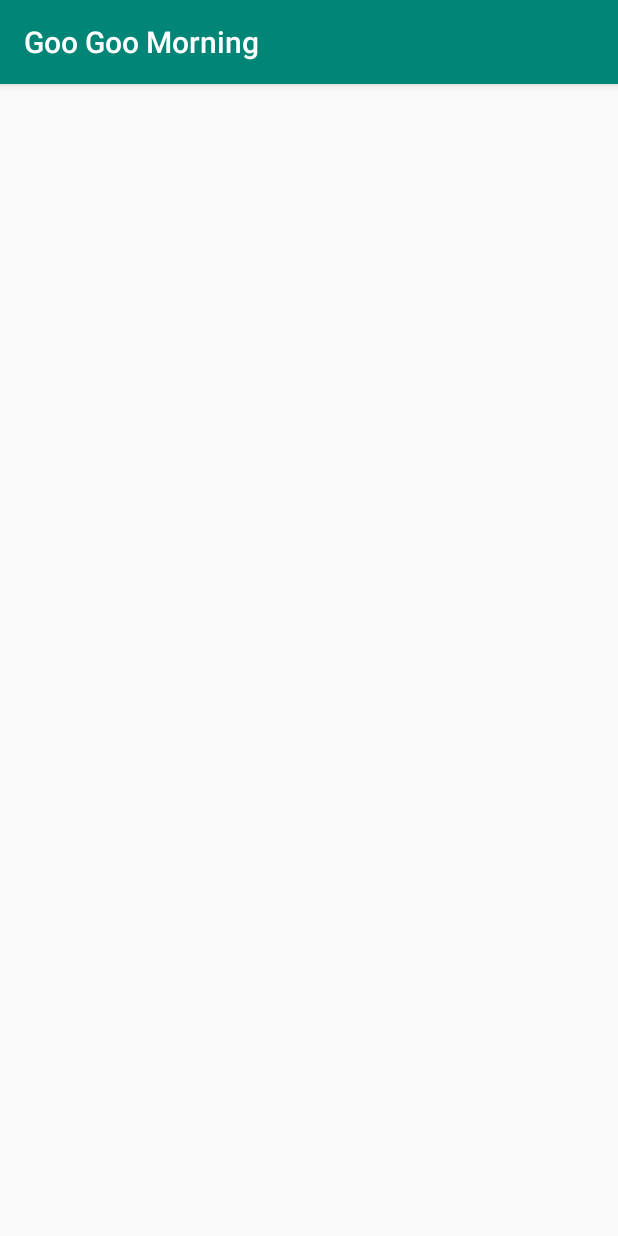
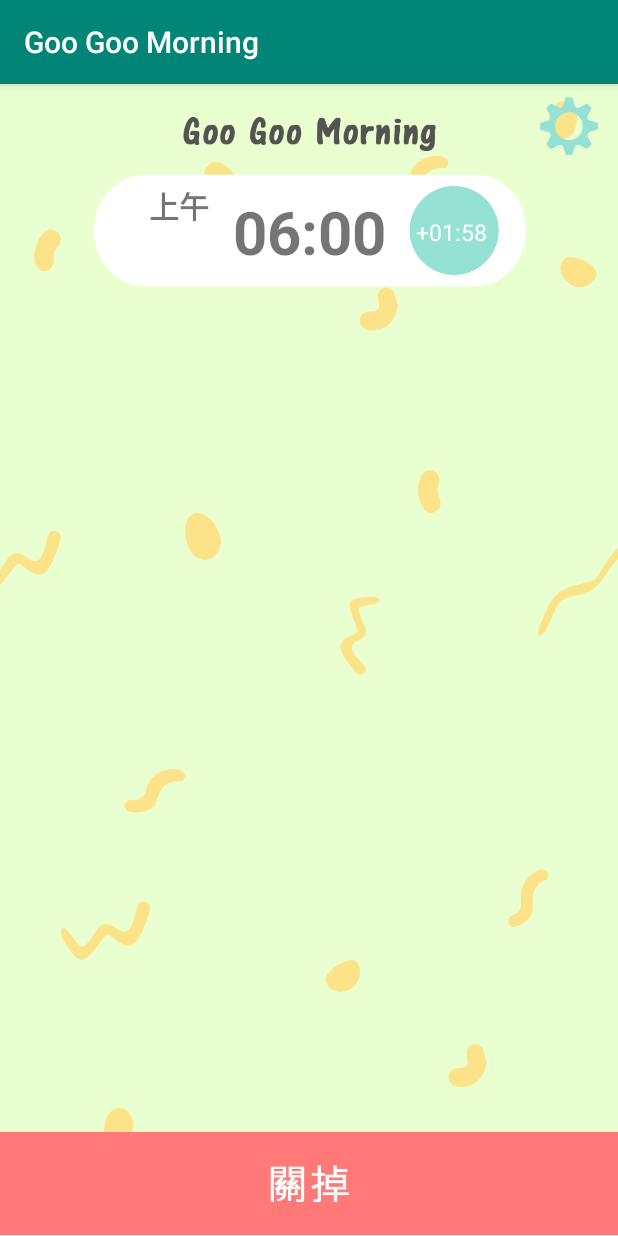
Before and after one commit to Pi-Hsin/Goo_Goo_Morning, an Android app: the ShakeActivity screen opened directly, with no data from a screen before it, on a phone screen of 412 x 824 dp. Run offline under Robolectric (Android 15) with nearby library versions, the light colour scheme and no system bars.

Commit message:
Update activity_shake.xml

```diff
--- a/Goo_Goo_Mornind/app/src/main/res/layout/activity_shake.xml
+++ b/Goo_Goo_Mornind/app/src/main/res/layout/activity_shake.xml
@@ -4,6 +4,104 @@
     xmlns:tools="http://schemas.android.com/tools"
     android:layout_width="match_parent"
     android:layout_height="match_parent"
+    android:background="@drawable/ggmbg"
     tools:context=".ShakeActivity">
 
+
+    <ImageView
+        android:id="@+id/imageView_appName"
+        android:layout_width="180dp"
+        android:layout_height="50dp"
+        android:layout_marginLeft="8dp"
+        android:layout_marginTop="8dp"
+        android:layout_marginRight="8dp"
+        app:layout_constraintEnd_toEndOf="parent"
+        app:layout_constraintStart_toStartOf="parent"
+        app:layout_constraintTop_toTopOf="parent"
+        app:srcCompat="@drawable/ggmname" />
+
+    <ImageView
+        android:id="@+id/imageView_setting"
+        android:layout_width="40dp"
+        android:layout_height="40dp"
+        android:layout_marginLeft="8dp"
+        android:layout_marginTop="8dp"
+        android:layout_marginRight="8dp"
+        app:layout_constraintEnd_toEndOf="parent"
+        app:layout_constraintHorizontal_bias="0.925"
+        app:layout_constraintStart_toEndOf="@+id/imageView_appName"
+        app:layout_constraintTop_toTopOf="parent"
+        app:srcCompat="@drawable/introset" />
+
+    <ImageView
+        android:id="@+id/imageView_clockBackground"
+        android:layout_width="350dp"
+        android:layout_height="80dp"
+        android:layout_marginStart="8dp"
+        android:layout_marginLeft="8dp"
+        android:layout_marginEnd="8dp"
+        android:layout_marginRight="8dp"
+        app:layout_constraintEnd_toEndOf="parent"
+        app:layout_constraintStart_toStartOf="parent"
+        app:layout_constraintTop_toBottomOf="@+id/imageView_appName"
+        app:srcCompat="@drawable/alarmbg" />
+
+    <TextView
+        android:id="@+id/textView_morningOrAfternoon"
+        android:layout_width="wrap_content"
+        android:layout_height="wrap_content"
+        android:layout_marginStart="60dp"
+        android:layout_marginLeft="60dp"
+        android:layout_marginTop="8dp"
+        android:layout_marginEnd="8dp"
+        android:layout_marginRight="8dp"
+        android:text="上午"
+        android:textSize="20sp"
+        android:textStyle="bold"
+        app:layout_constraintEnd_toStartOf="@+id/textView_alarmTime"
+        app:layout_constraintStart_toStartOf="@+id/imageView_clockBackground"
+        app:layout_constraintTop_toTopOf="@+id/imageView_clockBackground" />
+
+    <TextView
+        android:id="@+id/textView_alarmTime"
+        android:layout_width="wrap_content"
+        android:layout_height="wrap_content"
+        android:layout_marginStart="8dp"
+        android:layout_marginLeft="8dp"
+        android:layout_marginEnd="8dp"
+        android:layout_marginRight="8dp"
+        android:text="06:00"
+        android:textSize="40sp"
+        android:textStyle="bold"
+        app:layout_constraintBottom_toBottomOf="@+id/imageView_clockBackground"
+        app:layout_constraintEnd_toEndOf="parent"
+        app:layout_constraintStart_toStartOf="parent"
+        app:layout_constraintTop_toTopOf="@+id/imageView_clockBackground" />
+
+    <TextView
+        android:id="@+id/textView_passTime"
+        android:layout_width="wrap_content"
+        android:layout_height="wrap_content"
+        android:layout_marginStart="8dp"
+        android:layout_marginLeft="8dp"
+        android:layout_marginEnd="45dp"
+        android:layout_marginRight="45dp"
+        android:text="+01:58"
+        android:textColor="@android:color/background_light"
+        android:textSize="15sp"
+        app:layout_constraintBottom_toBottomOf="@+id/textView_alarmTime"
+        app:layout_constraintEnd_toEndOf="@+id/imageView_clockBackground"
+        app:layout_constraintStart_toEndOf="@+id/textView_alarmTime"
+        app:layout_constraintTop_toTopOf="@+id/textView_alarmTime" />
+
+
+    <ImageView
+        android:id="@+id/imageView_closeButton"
+        android:layout_width="0dp"
+        android:layout_height="70dp"
+        app:layout_constraintBottom_toBottomOf="parent"
+        app:layout_constraintEnd_toEndOf="parent"
+        app:layout_constraintHorizontal_bias="0.505"
+        app:layout_constraintStart_toStartOf="parent"
+        app:srcCompat="@drawable/closebtn" />
 </android.support.constraint.ConstraintLayout>
```
